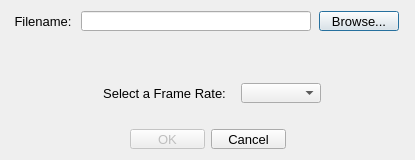
Qt form DelaunayDream/gui/dialog.ui (chensation/Delaunay-Dream) before a commit.
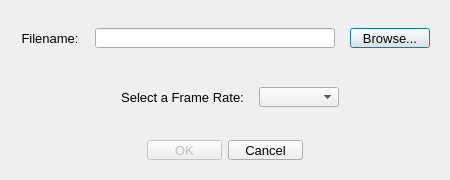
The same form after that commit.

```diff
--- a/DelaunayDream/gui/dialog.ui
+++ b/DelaunayDream/gui/dialog.ui
@@ -6,10 +6,22 @@
    <rect>
     <x>0</x>
     <y>0</y>
-    <width>415</width>
-    <height>160</height>
+    <width>450</width>
+    <height>180</height>
    </rect>
   </property>
+  <property name="minimumSize">
+   <size>
+    <width>450</width>
+    <height>180</height>
+   </size>
+  </property>
+  <property name="maximumSize">
+   <size>
+    <width>450</width>
+    <height>180</height>
+   </size>
+  </property>
   <property name="windowTitle">
    <string>Select a File</string>
   </property>
@@ -20,6 +32,19 @@
       <layout class="QVBoxLayout" name="verticalLayout_3">
        <item>
         <layout class="QVBoxLayout" name="verticalLayout_2">
+         <item>
+          <spacer name="horizontalSpacer">
+           <property name="orientation">
+            <enum>Qt::Horizontal</enum>
+           </property>
+           <property name="sizeHint" stdset="0">
+            <size>
+             <width>40</width>
+             <height>10</height>
+            </size>
+           </property>
+          </spacer>
+         </item>
          <item>
           <layout class="QVBoxLayout" name="verticalLayout">
            <item>
@@ -56,13 +81,13 @@
               <widget class="QLineEdit" name="file_lineEdit">
                <property name="minimumSize">
                 <size>
-                 <width>200</width>
+                 <width>240</width>
                  <height>20</height>
                 </size>
                </property>
                <property name="maximumSize">
                 <size>
-                 <width>230</width>
+                 <width>240</width>
                  <height>20</height>
                 </size>
                </property>
@@ -97,6 +122,18 @@
            </item>
            <item>
             <widget class="QLabel" name="warning_msg">
+             <property name="minimumSize">
+              <size>
+               <width>0</width>
+               <height>20</height>
+              </size>
+             </property>
+             <property name="maximumSize">
+              <size>
+               <width>16777215</width>
+               <height>20</height>
+              </size>
+             </property>
              <property name="font">
               <font>
                <family>Arial</family>
```
Left out of the diff: 18 changed lines with no effect on the pictures.
